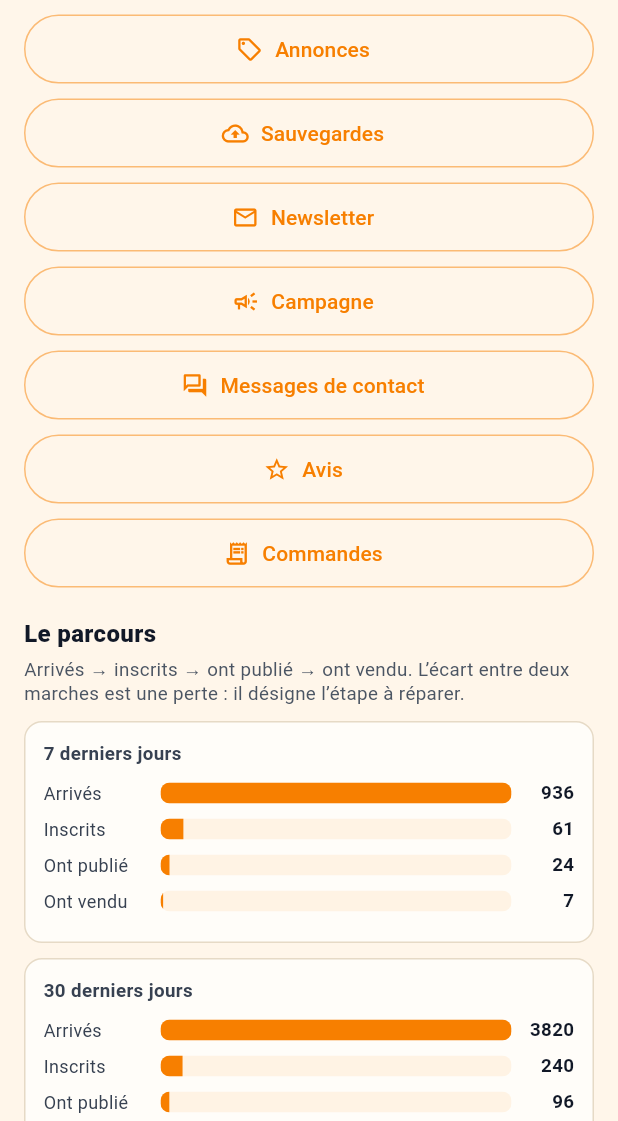
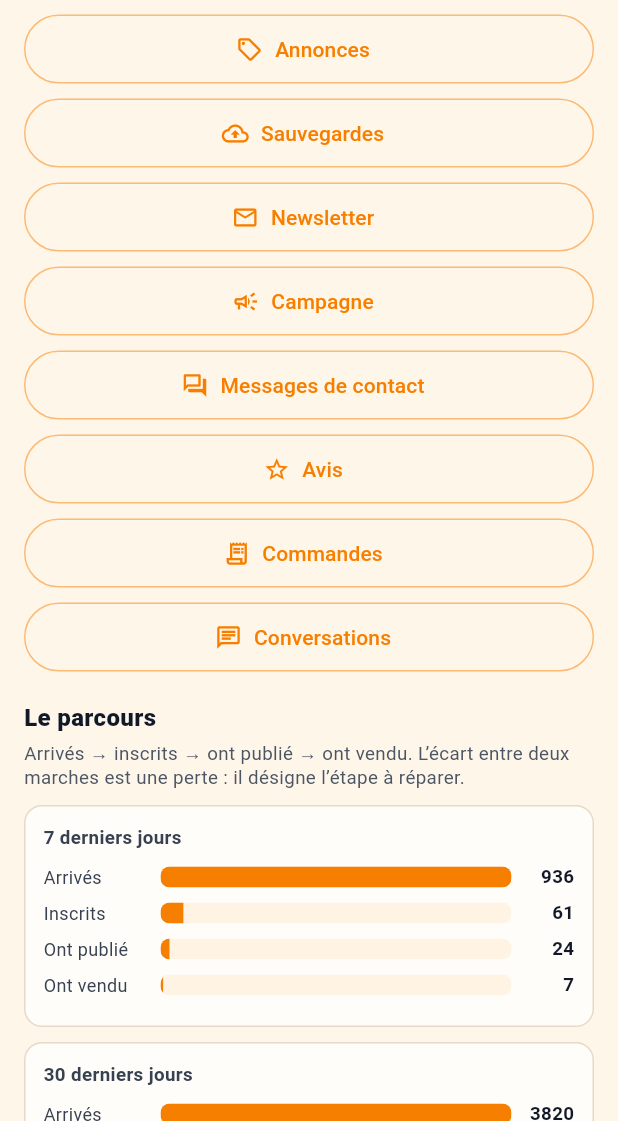
Before and after one commit to Williamszika/Chap.ci, a Flutter app: the TableauBordScreen screen opened directly, scrolled down 576 dp, on a phone screen of 412 x 824 dp, the part 115-1236 px from its top. Run offline on Flutter 3.47's test engine with Material 3 defaults, Android fonts, the phone set to English and light mode, and no system bars; our stand-ins replace geolocator, image_picker, qr_flutter, share_plus, shared_preferences; accounts and stored records are empty; network calls fail.

Commit message:
Superviser les conversations : le dernier écran du tableau de bord
La modération d'une marketplace passe aussi par les messages : c'est là que
se nouent les arnaques (« payez d'avance », « on se voit hors du site »). Le
site laissait le Patron surveiller les échanges ; l'app, non — c'était le
dernier écran manquant pour la parité.

Le tableau de bord gagne donc un bouton « Conversations ». L'écran liste les
échanges, les plus récents d'abord, chacun avec l'annonce concernée, les deux
parties (acheteur, vendeur), le nombre de messages et le dernier message. Une
recherche filtre par membre, annonce ou contenu du dernier message — de quoi
retrouver un échange signalé sans faire défiler deux cents lignes. Une annonce
supprimée depuis est signalée en clair plutôt que laissée vide.

Lecture seule, comme le site : on supervise, on ne réécrit pas les messages
des membres (`GET /admin/conversations`, rien de nouveau côté serveur). Le
modèle porte le nom `ConversationAdmin` pour ne pas se confondre avec la
`Conversation` de la messagerie côté utilisateur. Quatre bancs couvrent la
liste, la recherche, l'annonce supprimée et la liste vide. flutter analyze
est propre, 133 tests passent.

Avec cet écran, le tableau de bord de l'application fait tout ce que fait
celui du site : aperçu, modération, utilisateurs, annonces, sauvegardes,
newsletter, campagnes, e-mails, modérateurs, messages de contact, avis,
commandes et conversations.

```diff
--- a/flutter_app/lib/api/admin.dart
+++ b/flutter_app/lib/api/admin.dart
@@ -252,6 +252,33 @@ class ReglagesSmtp {
         securite: (m['secure'] ?? 'ssl').toString(),
         utilisateur: (m['user'] ?? '').toString(),
         configure: m['configured'] == true,
+      );
+}
+
+/// Une conversation entre membres, vue en supervision (`GET /admin/conversations`).
+class ConversationAdmin {
+  final String id;
+  final String? acheteurEmail, vendeurEmail, annonceTitre, dernierMessage;
+  final int messages, cree;
+
+  const ConversationAdmin({
+    required this.id,
+    required this.acheteurEmail,
+    required this.vendeurEmail,
+    required this.annonceTitre,
+    required this.dernierMessage,
+    required this.messages,
+    required this.cree,
+  });
+
+  factory ConversationAdmin.depuis(Map m) => ConversationAdmin(
+        id: (m['id'] ?? '').toString(),
+        acheteurEmail: m['buyerEmail'] as String?,
+        vendeurEmail: m['sellerEmail'] as String?,
+        annonceTitre: m['listingTitle'] as String?,
+        dernierMessage: m['lastMessage'] as String?,
+        messages: _i(m['messages']),
+        cree: _i(m['createdAt']),
       );
 }
 
@@ -661,6 +688,16 @@ class AdminApi {
     throw ApiException('Réponse inattendue du serveur.');
   }
 
+  /// Les conversations entre membres (les plus récentes d'abord). Supervision :
+  /// parties, annonce, nombre de messages, dernier message.
+  static Future<List<ConversationAdmin>> conversations() async {
+    final d = await ApiClient.instance.get('/admin/conversations');
+    if (d is List) {
+      return d.whereType<Map>().map(ConversationAdmin.depuis).toList();
+    }
+    return const [];
+  }
+
   /// Les commandes (les plus récentes d'abord).
   static Future<List<Commande>> commandes() async {
     final d = await ApiClient.instance.get('/admin/orders');
--- a/flutter_app/lib/screens/admin/tableau_bord_screen.dart
+++ b/flutter_app/lib/screens/admin/tableau_bord_screen.dart
@@ -8,6 +8,7 @@ import 'avis_screen.dart';
 import 'campagne_screen.dart';
 import 'commandes_screen.dart';
 import 'contact_screen.dart';
+import 'conversations_screen.dart';
 import 'emails_screen.dart';
 import 'moderateurs_screen.dart';
 import 'moderation_screen.dart';
@@ -300,6 +301,18 @@ class _TableauBordScreenState extends State<TableauBordScreen> {
               MaterialPageRoute(builder: (_) => const CommandesScreen())),
           icon: const Icon(Icons.receipt_long_outlined, size: 18),
           label: const Text('Commandes'),
+          style: OutlinedButton.styleFrom(
+            minimumSize: const Size.fromHeight(46),
+            foregroundColor: ChapColors.orange,
+            side: BorderSide(color: ChapColors.orange.withValues(alpha: 0.5)),
+          ),
+        ),
+        const SizedBox(height: 8),
+        OutlinedButton.icon(
+          onPressed: () => Navigator.of(context).push(
+              MaterialPageRoute(builder: (_) => const ConversationsScreen())),
+          icon: const Icon(Icons.chat_outlined, size: 18),
+          label: const Text('Conversations'),
           style: OutlinedButton.styleFrom(
             minimumSize: const Size.fromHeight(46),
             foregroundColor: ChapColors.orange,
```
Also changed, not shown: flutter_app/lib/main_shots.dart (+33 -0 lines), flutter_app/lib/screens/admin/conversations_screen.dart (added, +227 -0 lines), 2 other files.
